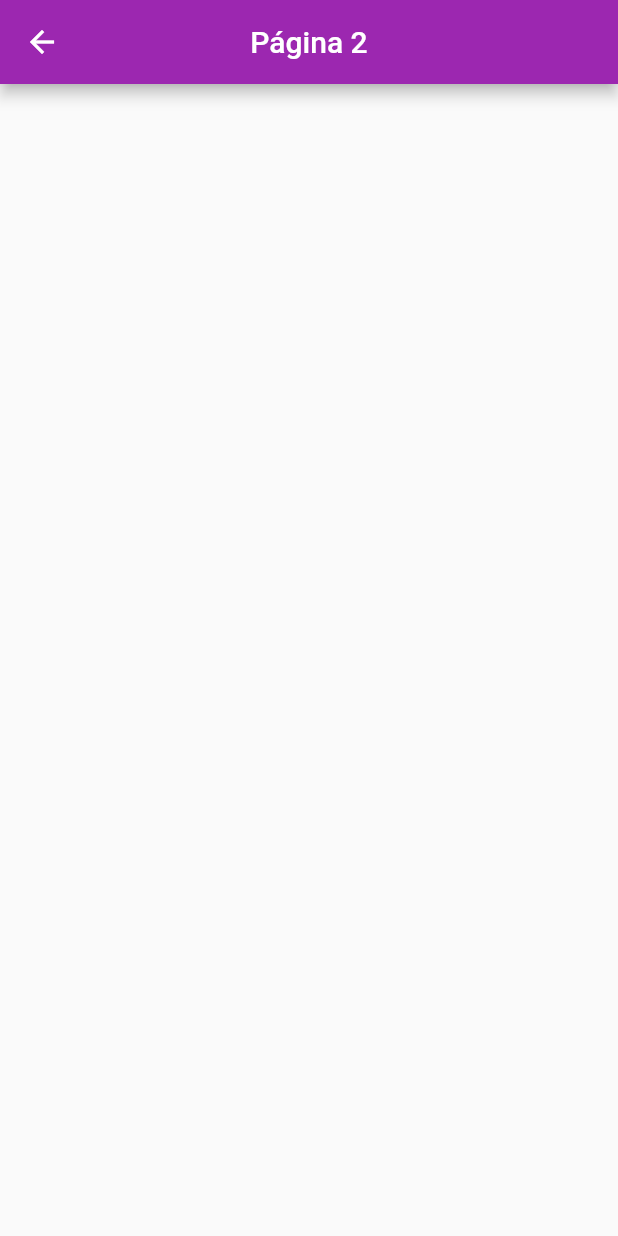
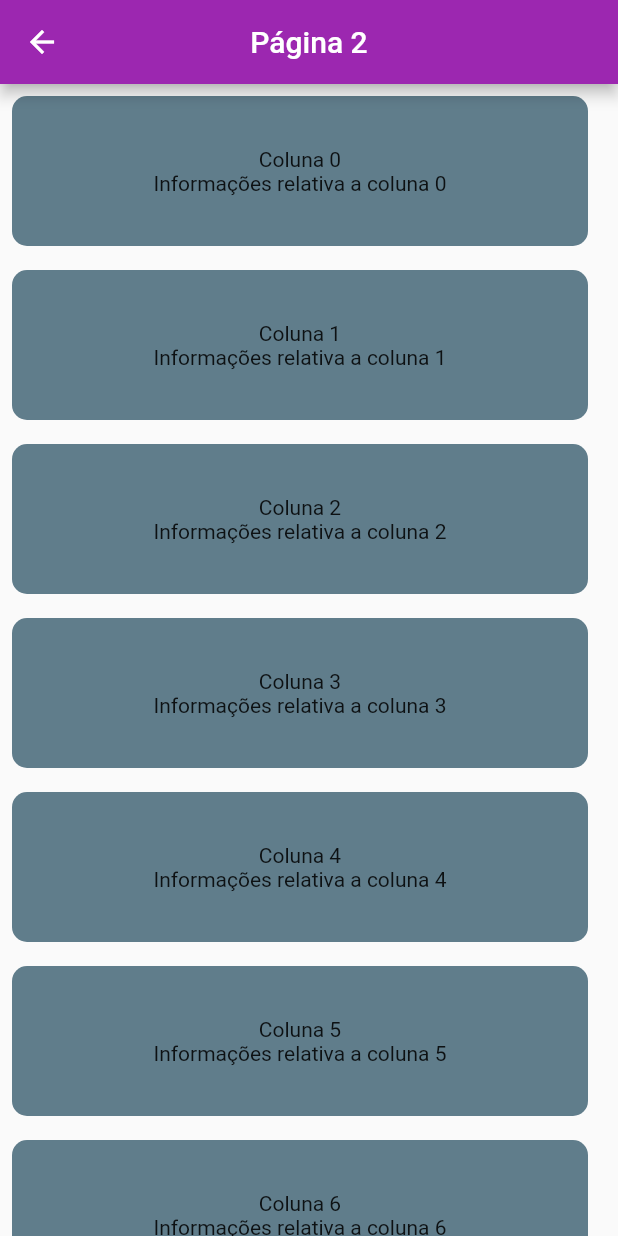
Before and after one commit to sidneyojr/app_curso, a Flutter app: the screen it shows after launch, after a tap on "Próxima Página", on a phone screen of 412 x 824 dp. Run offline on Flutter 3.47's test engine with Material 2 defaults, Android fonts, the phone set to English and light mode, and no system bars.

Commit message:
Atualização do Código

```diff
--- a/lib/home.dart
+++ b/lib/home.dart
@@ -15,12 +15,15 @@ class Home extends StatelessWidget {
         child: Column(
           mainAxisAlignment: MainAxisAlignment.center,
           children: [
-            ElevatedButton(
-                onPressed: () {
-                  Navigator.push(context,
-                      MaterialPageRoute(builder: (context) => const Page2()));
-                },
-                child: const Text('Próxima Página')),
+            SizedBox(
+              width: 240,
+              child: ElevatedButton(
+                  onPressed: () {
+                    Navigator.push(context,
+                        MaterialPageRoute(builder: (context) => const Page2()));
+                  },
+                  child: const Text('Próxima Página')),
+            ),
             // Container(
             //   color: Colors.lightBlueAccent,
             //   width: 300,
--- a/lib/page2.dart
+++ b/lib/page2.dart
@@ -10,7 +10,33 @@ class Page2 extends StatelessWidget {
         centerTitle: true,
         title: const Text('Página 2'),
       ),
-      body: Container(),
+      body: Container(
+        width: 400,
+        child: ListView.builder(
+        itemCount: 15,
+        itemBuilder: ((context, index) {
+          return Container(
+            margin: const EdgeInsets.all(8),
+            width: 300,
+            height: 100,
+
+            decoration: BoxDecoration(
+              borderRadius: BorderRadius.circular(10),
+              color: Colors.blueGrey,
+            ),
+            child: Column(
+              mainAxisAlignment: MainAxisAlignment.center,
+              children: [
+                Text("Coluna $index"),
+                Text('Informações relativa a coluna $index'),
+              ],
+            ),
+          );
+
+        }),
+
+        ),
+      ),
     );
   }
 }
```
Also changed, not shown: 3 other files.
